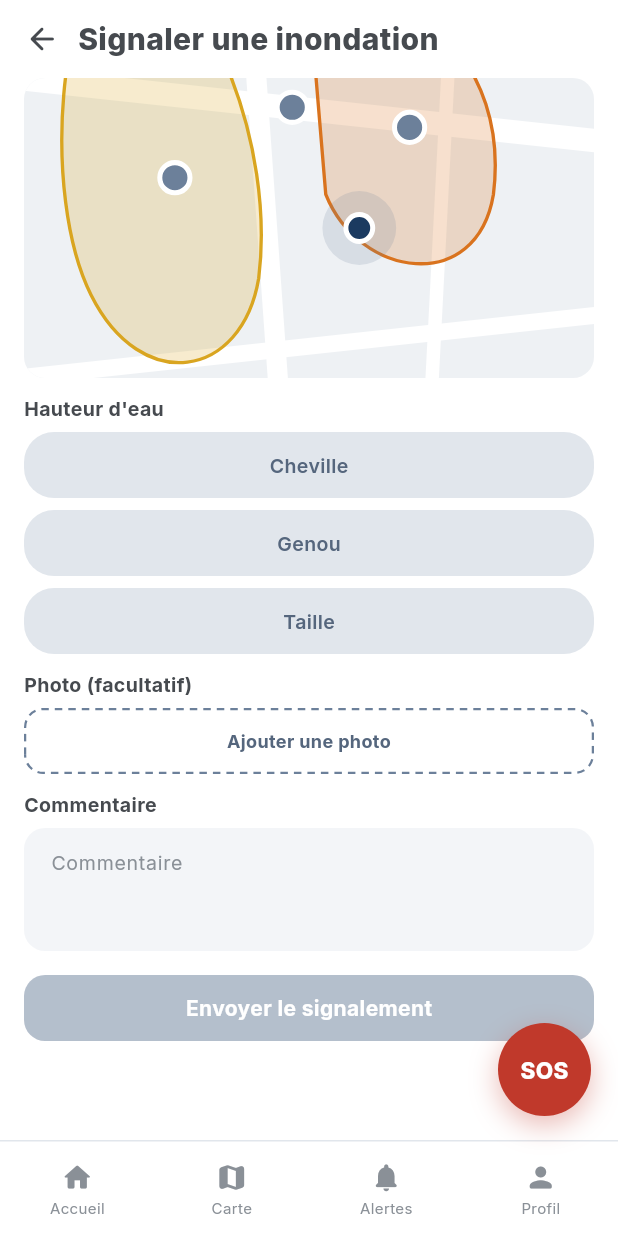
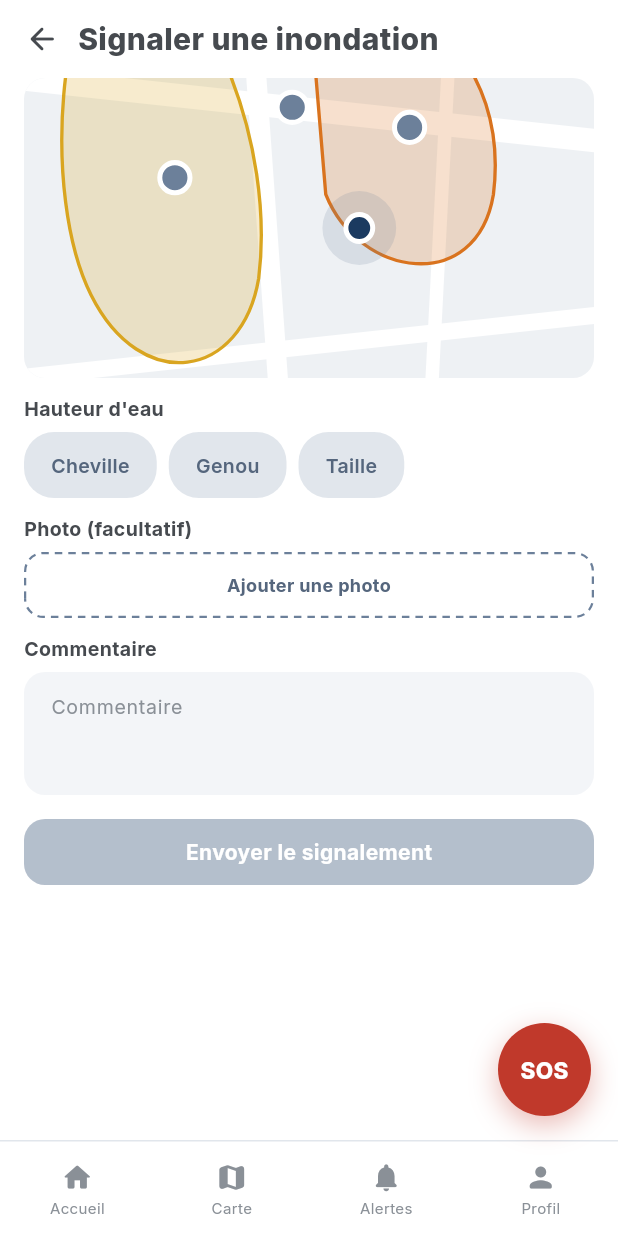
Before and after one commit to knourdeen44/hydrotic-ci, a Flutter app: the SignalerScreen screen opened by its route, on a phone screen of 412 x 824 dp. Run offline on Flutter 3.47's test engine with Material 3 defaults, Android fonts, the phone set to English and light mode, and no system bars; our stand-ins replace flutter_riverpod, go_router.

Commit message:
ui(mobile): puces à la largeur du texte, interrupteur verrouillé estompé
Co-Authored-By: Claude Opus 5.5 <noreply@anthropic.com>

```diff
--- a/mobile/lib/widgets/choice_chips.dart
+++ b/mobile/lib/widgets/choice_chips.dart
@@ -48,12 +48,15 @@ class _Chip extends StatelessWidget {
           child: Container(
             height: HydroticSizes.touchTarget,
             padding: const EdgeInsets.symmetric(horizontal: 18),
-            alignment: Alignment.center,
-            child: Text(
-              label,
-              style: HydroticText.body.copyWith(
-                fontWeight: FontWeight.w600,
-                color: actif ? HydroticColors.white : HydroticColors.slateDark,
+            // widthFactor : la puce garde la largeur de son texte.
+            child: Center(
+              widthFactor: 1,
+              child: Text(
+                label,
+                style: HydroticText.body.copyWith(
+                  fontWeight: FontWeight.w600,
+                  color: actif ? HydroticColors.white : HydroticColors.slateDark,
+                ),
               ),
             ),
           ),
```
Also changed, not shown: mobile/lib/theme/hydrotic_theme.dart (+6 -1 lines).
